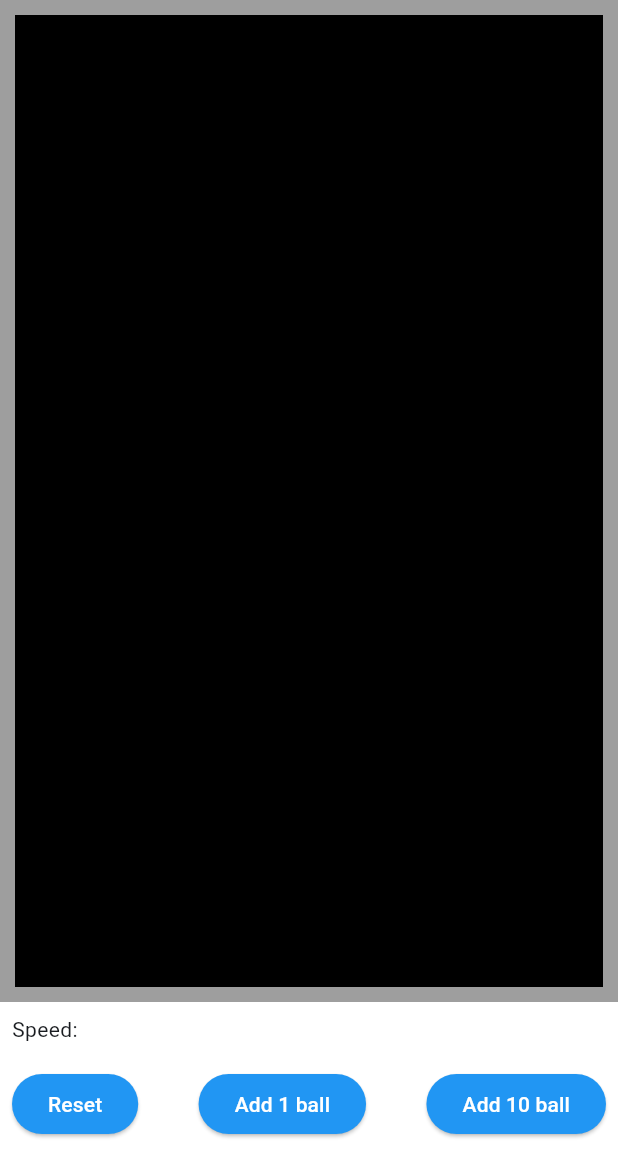
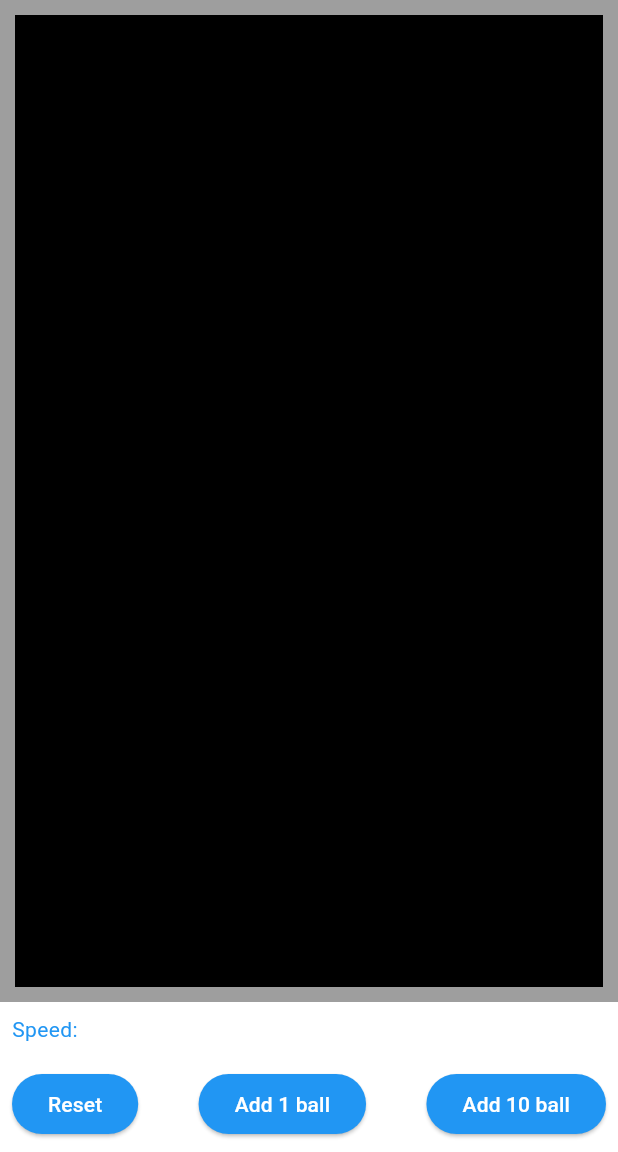
Before and after one commit to fdg2425/flying_balls, a Flutter app: the screen it shows after launch, item 3 of the bottom bar chosen, on a phone screen of 412 x 824 dp, the part 84-1236 px from its top. Run offline on Flutter 3.47's test engine with Material 3 defaults, Android fonts, the phone set to English and light mode, and no system bars.

Commit message:
define text color in Theme

```diff
--- a/lib/main.dart
+++ b/lib/main.dart
@@ -25,6 +25,11 @@ class MyApp extends StatelessWidget {
             backgroundColor: Colors.blue, // Background color
             foregroundColor: Colors.white, // Text color
           ),
+        ),
+        textTheme: const TextTheme(
+          bodyMedium:
+              TextStyle(color: Colors.blue), // default for medium body text
+          titleLarge: TextStyle(color: Colors.blue), // for headlines, titles
         ),
         useMaterial3: true,
       ),
@@ -93,11 +98,14 @@ class _MyHomePageState extends State<MyHomePage> {
               ),
             ),
             if (expertMode)
-              const Padding(
+              Padding(
                 padding: EdgeInsets.all(8.0),
                 child: Row(
                     mainAxisAlignment: MainAxisAlignment.spaceBetween,
-                    children: [Text("Speed:")]),
+                    children: [
+                      Text("Speed:",
+                          style: Theme.of(context).textTheme.bodyMedium)
+                    ]),
               ),
             Padding(
               padding: const EdgeInsets.all(8.0),
```
